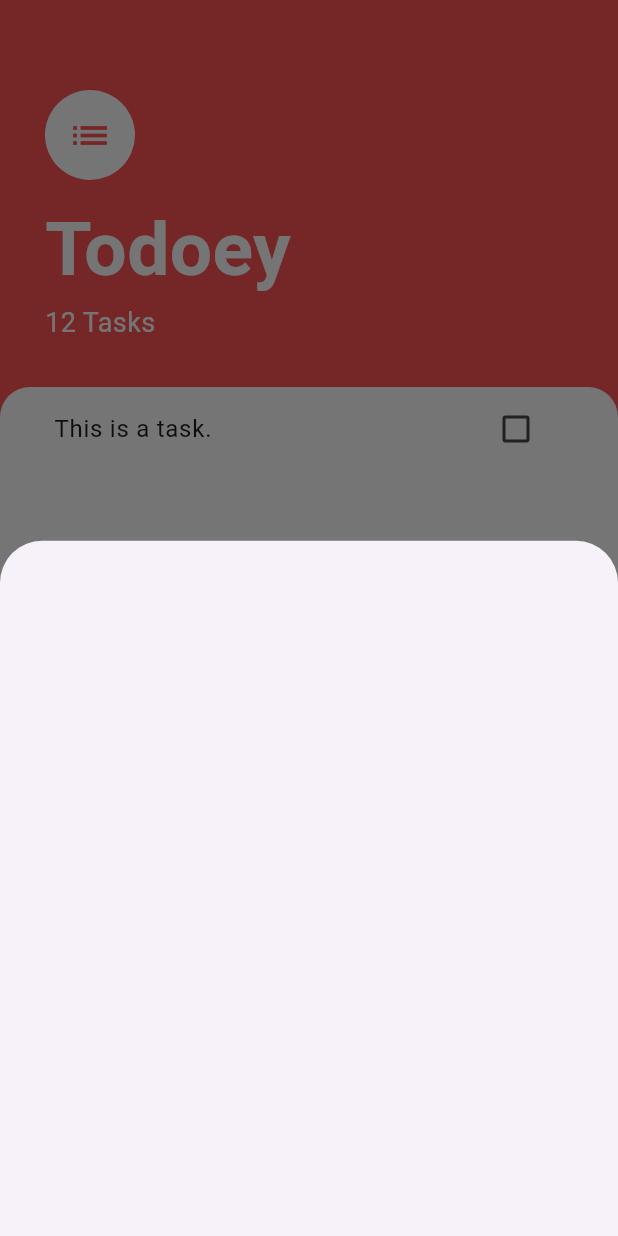
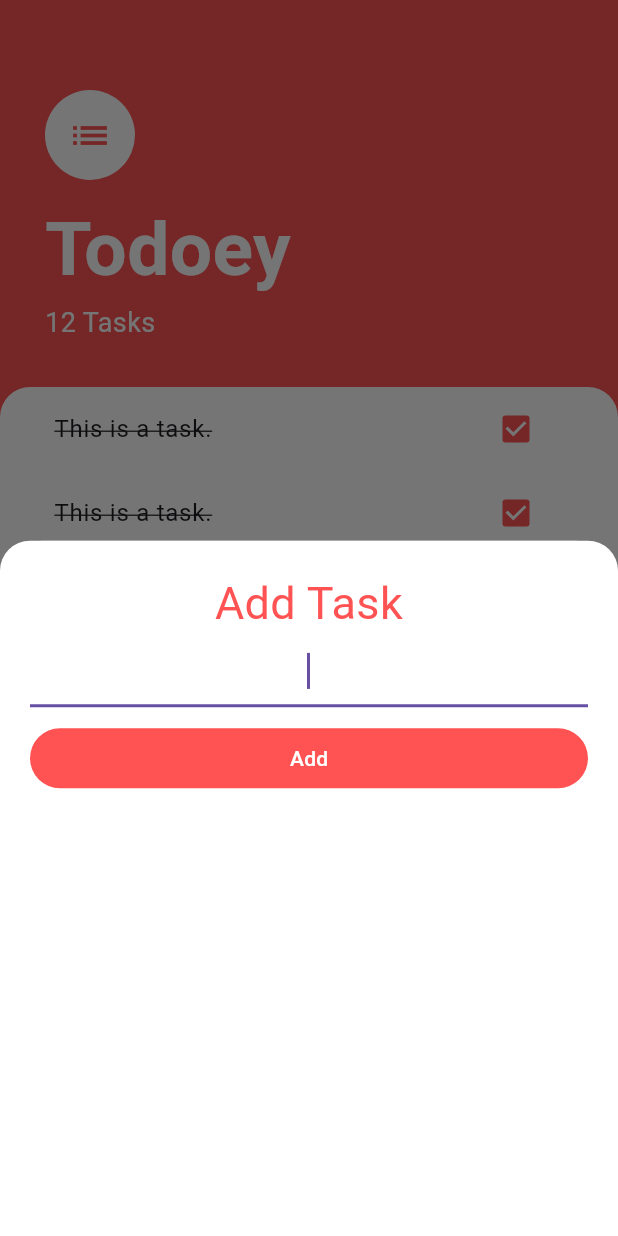
Before and after one commit to dizzpy/Todoey-Flutter, a Flutter app: the screen it shows after launch, after a tap on the "add" icon, on a phone screen of 412 x 824 dp. Run offline on Flutter 3.47's test engine with Material 3 defaults, Android fonts, the phone set to English and light mode, and no system bars.

Commit message:
checkbox done

```diff
--- a/lib/main.dart
+++ b/lib/main.dart
@@ -9,6 +9,9 @@ class MyApp extends StatelessWidget {
     return MaterialApp(
       debugShowCheckedModeBanner: false,
       home: TasksScreen(),
+      theme: ThemeData(
+        primarySwatch: Colors.red,
+      ),
     );
   }
 }
--- /dev/null
+++ b/lib/screens/add_task_screen.dart
@@ -0,0 +1,60 @@
+import 'package:flutter/material.dart';
+
+class AddTaskScreen extends StatelessWidget {
+  const AddTaskScreen({super.key});
+
+  @override
+  Widget build(BuildContext context) {
+    return Container(
+      color: Color(0xff757575),
+      child: Container(
+        padding: const EdgeInsets.all(20.0),
+        decoration: BoxDecoration(
+          color: Colors.white,
+          borderRadius: BorderRadius.only(
+            topLeft: const Radius.circular(20.0),
+            topRight: const Radius.circular(20.0),
+          ),
+        ),
+        child: Column(
+          crossAxisAlignment: CrossAxisAlignment.stretch,
+          children: [
+            Text(
+              'Add Task',
+              textAlign: TextAlign.center,
+              style: TextStyle(
+                color: Colors.redAccent,
+                fontSize: 30.0,
+              ),
+            ),
+            TextField(
+              autofocus: true,
+              textAlign: TextAlign.center,
+              decoration: InputDecoration(
+                enabledBorder: UnderlineInputBorder(
+                  borderSide: BorderSide(
+                    color: Colors.redAccent,
+                    width: 2.0,
+                  ),
+                ),
+              ),
+            ),
+            SizedBox(height: 10.0),
+            TextButton(
+              onPressed: () {},
+              child: Text(
+                'Add',
+                style: TextStyle(
+                  color: Colors.white,
+                ),
+              ),
+              style: ButtonStyle(
+                backgroundColor: MaterialStateProperty.all(Colors.redAccent),
+              ),
+            ),
+          ],
+        ),
+      ),
+    );
+  }
+}
--- a/lib/screens/tasks_screen.dart
+++ b/lib/screens/tasks_screen.dart
@@ -1,12 +1,9 @@
 import 'package:flutter/material.dart';
+import 'package:todoey_flutter/screens/add_task_screen.dart';
 import 'package:todoey_flutter/widgets/task_list.dart';
 
 class TasksScreen extends StatelessWidget {
   const TasksScreen({super.key});
-
-  Widget buildBottomSheet(BuildContext context) {
-    return Container();
-  }
 
   @override
   Widget build(BuildContext context) {
@@ -14,7 +11,8 @@ class TasksScreen extends StatelessWidget {
       child: Scaffold(
         floatingActionButton: FloatingActionButton(
           onPressed: () {
-            showModalBottomSheet(context: context, builder: buildBottomSheet);
+            showModalBottomSheet(
+                context: context, builder: (context) => AddTaskScreen());
           },
           child: Icon(
             Icons.add,
--- a/lib/widgets/task_list.dart
+++ b/lib/widgets/task_list.dart
@@ -7,6 +7,10 @@ class TasksList extends StatelessWidget {
     return ListView(
       children: [
         SingleListTile(),
+        SingleListTile(),
+        SingleListTile(),
+        SingleListTile(),
+        SingleListTile(),
       ],
     );
   }
--- a/lib/widgets/task_tile.dart
+++ b/lib/widgets/task_tile.dart
@@ -1,16 +1,49 @@
 import 'package:flutter/material.dart';
 
-class SingleListTile extends StatelessWidget {
+class SingleListTile extends StatefulWidget {
+  @override
+  State<SingleListTile> createState() => _SingleListTileState();
+}
+
+class _SingleListTileState extends State<SingleListTile> {
+  bool isChecked = true;
+
   @override
   Widget build(BuildContext context) {
     return ListTile(
-      title: Text('This is a task.'),
-      trailing: Checkbox(
-        value: false,
-        onChanged: (value) {
-          print(value);
+      title: Text(
+        'This is a task.',
+        style: TextStyle(
+          decoration: isChecked ? TextDecoration.lineThrough : null,
+        ),
+      ),
+      trailing: TaskCheckbox(
+        checkboxState: isChecked,
+        toggleCheckboxState: (bool? checkboxState) {
+          setState(() {
+            isChecked = checkboxState!;
+          });
         },
       ),
     );
   }
 }
+
+class TaskCheckbox extends StatelessWidget {
+  final bool checkboxState;
+  final Function toggleCheckboxState;
+
+  TaskCheckbox({
+    required this.checkboxState,
+    required this.toggleCheckboxState,
+  });
+
+  @override
+  Widget build(BuildContext context) {
+    return Checkbox(
+      activeColor: Colors.redAccent,
+      value: checkboxState,
+      onChanged: toggleCheckboxState as void Function(bool? value)?,
+    );
+  }
+}
```
